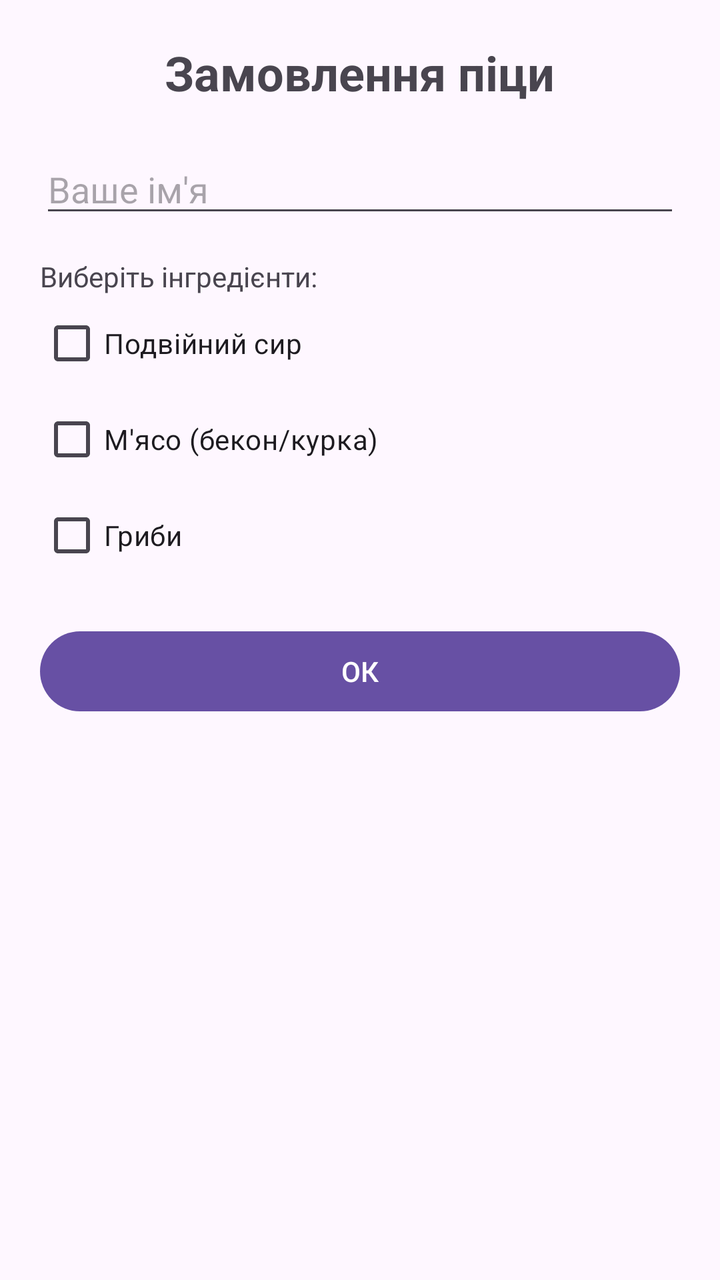
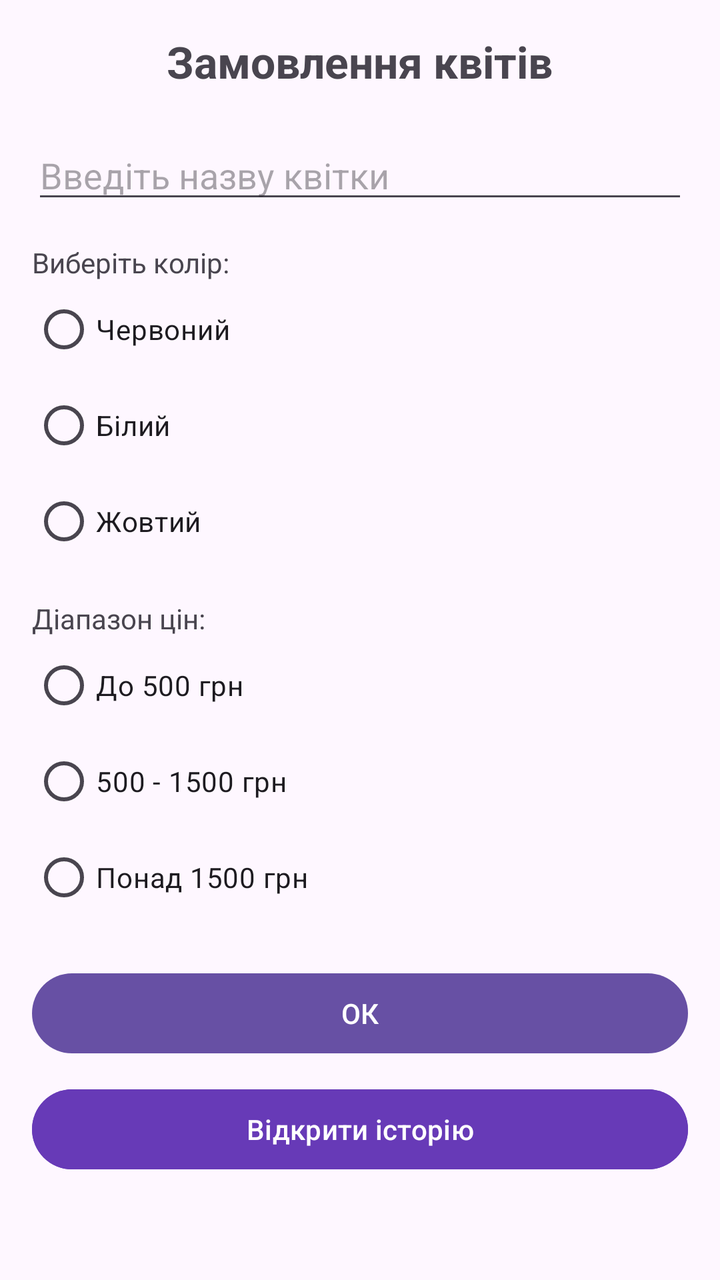

Compare the two renders of this Android layout. The source of the first and the diff that turns it into the second are given below.
<!-- AndroidManifest.xml: application theme Theme.MyFirstApp -->
<!-- res/layout/fragment_input.xml -->
<?xml version="1.0" encoding="utf-8"?>
<LinearLayout xmlns:android="http://schemas.android.com/apk/res/android"
    android:layout_width="match_parent"
    android:layout_height="match_parent"
    android:orientation="vertical"
    android:padding="20dp">

    <TextView
        android:layout_width="wrap_content"
        android:layout_height="wrap_content"
        android:layout_gravity="center"
        android:layout_marginBottom="20dp"
        android:text="Замовлення піци"
        android:textSize="24sp"
        android:textStyle="bold" />

    <EditText
        android:id="@+id/edit_client_name"
        android:layout_width="match_parent"
        android:layout_height="wrap_content"
        android:hint="Ваше ім'я"
        android:inputType="textPersonName" />

    <TextView
        android:layout_width="wrap_content"
        android:layout_height="wrap_content"
        android:layout_marginTop="15dp"
        android:text="Виберіть інгредієнти:" />

    <CheckBox
        android:id="@+id/check_cheese"
        android:layout_width="wrap_content"
        android:layout_height="wrap_content"
        android:text="Подвійний сир" />

    <CheckBox
        android:id="@+id/check_meat"
        android:layout_width="wrap_content"
        android:layout_height="wrap_content"
        android:text="М'ясо (бекон/курка)" />

    <CheckBox
        android:id="@+id/check_mushrooms"
        android:layout_width="wrap_content"
        android:layout_height="wrap_content"
        android:text="Гриби" />

    <Button
        android:id="@+id/btn_ok"
        android:layout_width="match_parent"
        android:layout_height="wrap_content"
        android:layout_marginTop="20dp"
        android:text="ОК" />

</LinearLayout>
<!-- resources referenced by this layout -->
<resources>
  <style name="Theme.MyFirstApp" parent="Base.Theme.MyFirstApp" />
  <style name="Base.Theme.MyFirstApp" parent="Theme.Material3.DayNight.NoActionBar">
          
          
      </style>
</resources>

<!-- the commit's change to res/layout/fragment_input.xml (unified diff, before → after) -->
@@ -1,55 +1,103 @@
 <?xml version="1.0" encoding="utf-8"?>
-<LinearLayout xmlns:android="http://schemas.android.com/apk/res/android"
+<ScrollView xmlns:android="http://schemas.android.com/apk/res/android"
     android:layout_width="match_parent"
     android:layout_height="match_parent"
-    android:orientation="vertical"
-    android:padding="20dp">
+    android:padding="16dp">
 
-    <TextView
-        android:layout_width="wrap_content"
-        android:layout_height="wrap_content"
-        android:layout_gravity="center"
-        android:layout_marginBottom="20dp"
-        android:text="Замовлення піци"
-        android:textSize="24sp"
-        android:textStyle="bold" />
-
-    <EditText
-        android:id="@+id/edit_client_name"
+    <LinearLayout
         android:layout_width="match_parent"
         android:layout_height="wrap_content"
-        android:hint="Ваше ім'я"
-        android:inputType="textPersonName" />
+        android:orientation="vertical">
 
-    <TextView
-        android:layout_width="wrap_content"
-        android:layout_height="wrap_content"
-        android:layout_marginTop="15dp"
-        android:text="Виберіть інгредієнти:" />
+        <TextView
+            android:layout_width="wrap_content"
+            android:layout_height="wrap_content"
+            android:text="Замовлення квітів"
+            android:textSize="22sp"
+            android:textStyle="bold"
+            android:layout_gravity="center"
+            android:layout_marginBottom="20dp"/>
 
-    <CheckBox
-        android:id="@+id/check_cheese"
-        android:layout_width="wrap_content"
-        android:layout_height="wrap_content"
-        android:text="Подвійний сир" />
+        <EditText
+            android:id="@+id/edit_flower_name"
+            android:layout_width="match_parent"
+            android:layout_height="wrap_content"
+            android:hint="Введіть назву квітки" />
 
-    <CheckBox
-        android:id="@+id/check_meat"
-        android:layout_width="wrap_content"
-        android:layout_height="wrap_content"
-        android:text="М'ясо (бекон/курка)" />
+        <TextView
+            android:layout_width="wrap_content"
+            android:layout_height="wrap_content"
+            android:text="Виберіть колір:"
+            android:layout_marginTop="15dp" />
 
-    <CheckBox
-        android:id="@+id/check_mushrooms"
-        android:layout_width="wrap_content"
-        android:layout_height="wrap_content"
-        android:text="Гриби" />
+        <RadioGroup
+            android:id="@+id/group_color"
+            android:layout_width="match_parent"
+            android:layout_height="wrap_content">
 
-    <Button
-        android:id="@+id/btn_ok"
-        android:layout_width="match_parent"
-        android:layout_height="wrap_content"
-        android:layout_marginTop="20dp"
-        android:text="ОК" />
+            <RadioButton
+                android:id="@+id/radio_red"
+                android:layout_width="wrap_content"
+                android:layout_height="wrap_content"
+                android:text="Червоний" />
 
-</LinearLayout>
+            <RadioButton
+                android:id="@+id/radio_white"
+                android:layout_width="wrap_content"
+                android:layout_height="wrap_content"
+                android:text="Білий" />
+
+            <RadioButton
+                android:id="@+id/radio_yellow"
+                android:layout_width="wrap_content"
+                android:layout_height="wrap_content"
+                android:text="Жовтий" />
+        </RadioGroup>
+
+        <TextView
+            android:layout_width="wrap_content"
+            android:layout_height="wrap_content"
+            android:text="Діапазон цін:"
+            android:layout_marginTop="15dp" />
+
+        <RadioGroup
+            android:id="@+id/group_price"
+            android:layout_width="match_parent"
+            android:layout_height="wrap_content">
+
+            <RadioButton
+                android:id="@+id/radio_low"
+                android:layout_width="wrap_content"
+                android:layout_height="wrap_content"
+                android:text="До 500 грн" />
+
+            <RadioButton
+                android:id="@+id/radio_mid"
+                android:layout_width="wrap_content"
+                android:layout_height="wrap_content"
+                android:text="500 - 1500 грн" />
+
+            <RadioButton
+                android:id="@+id/radio_high"
+                android:layout_width="wrap_content"
+                android:layout_height="wrap_content"
+                android:text="Понад 1500 грн" />
+        </RadioGroup>
+
+        <Button
+            android:id="@+id/btn_ok"
+            android:layout_width="match_parent"
+            android:layout_height="wrap_content"
+            android:layout_marginTop="20dp"
+            android:text="ОК" />
+
+        <Button
+            android:id="@+id/btn_history"
+            android:layout_width="match_parent"
+            android:layout_height="wrap_content"
+            android:layout_marginTop="10dp"
+            android:text="Відкрити історію"
+            android:backgroundTint="#673AB7" />
+
+    </LinearLayout>
+</ScrollView>
